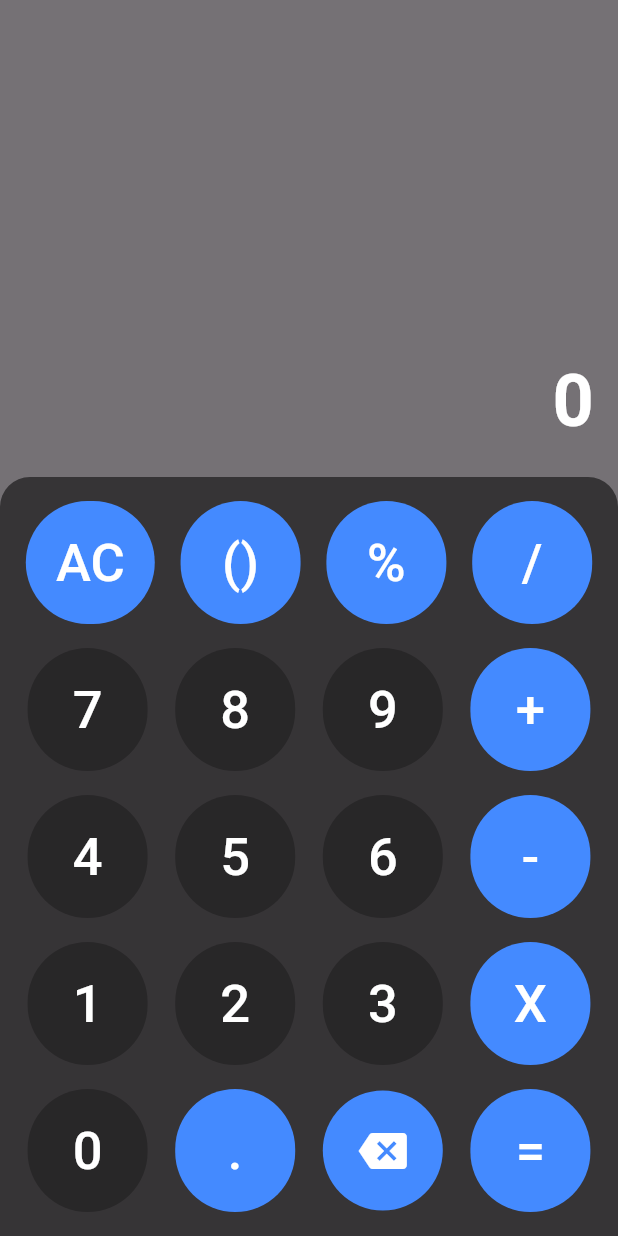
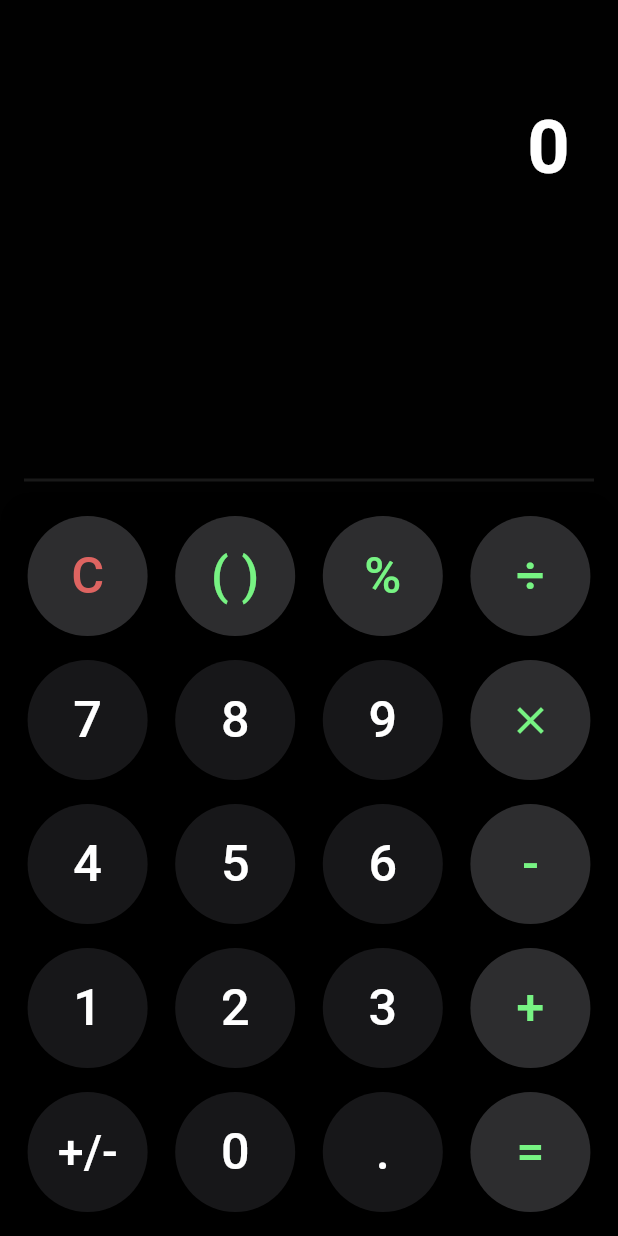
Before and after one commit to dchaitu/calculatorApp, a Flutter app: the screen it shows after launch, on a phone screen of 412 x 824 dp. Run offline on Flutter 3.47's test engine with Material 3 defaults, Android fonts, the phone set to English and light mode, and no system bars.

Commit message:
"Adding new keys (Backspace, +/-)"

```diff
--- a/lib/main.dart
+++ b/lib/main.dart
@@ -29,6 +29,7 @@ class _TextFieldWidgetState extends State<TextFieldWidget> {
   String num2 = "";
   String operand = "";
   String history = "";
+  String userInput = "";
 
 
   Widget calculatorButtons()
@@ -45,13 +46,12 @@ class _TextFieldWidgetState extends State<TextFieldWidget> {
   }
 
   void Function()? buttonOnClick(String value) {
-    print(value);
     if (value=="B")
       {
         delete();
         return null;
       }
-    if (value=="AC")
+    if (value=="C")
       {
         allClear();
         return null;
@@ -81,16 +81,24 @@ class _TextFieldWidgetState extends State<TextFieldWidget> {
       {
         return null;
       }
+    if (operand =="+/-")
+      {
+        if(num1[0]!='-')
+          num1 = '-'+num1;
+        else
+          num1 = num1.substring(1);
+      }
+
     final parseNum1 = double.parse(num1);
     final parseNum2 = double.parse(num2);
-    var result = 0.0;
+    double result = 0.0;
     var historyString='';
 
     switch (operand)
         {
-      case 'X':
+      case 'x':
+        print(parseNum1.toString() + parseNum2.toString());
         result = parseNum1*parseNum2;
-
         break;
 
       case '+':
@@ -101,19 +109,25 @@ class _TextFieldWidgetState extends State<TextFieldWidget> {
         result = parseNum1-parseNum2;
         break;
 
-      case '/':
+      case '÷':
         result = parseNum1/parseNum2;
         break;
+
       default:
         break;
 
     }
     historyString = '$num1$operand$num2';
-    print(historyString);
 
 
     setState(() {
-  num1=result.toString();
+  num1=result.toStringAsFixed(2).toString();
+  print(num1);
+  if(num1.endsWith(".00"))
+  {num1 = num1.substring(0, num1.length - 3);}
+  if(num1.endsWith("0"))
+  {num1 = num1.substring(0, num1.length - 1);}
+
   operand='';
   num2='';
   history=historyString;
@@ -213,78 +227,113 @@ class _TextFieldWidgetState extends State<TextFieldWidget> {
 
   Widget button(String text, Color bgColor, Color txtColor, void Function()? onPressed)
   {
-    return Container(
+    return SizedBox(
+      height:80,
+      width: 80,
+      child: Container(
         padding:const EdgeInsets.all(8),
-      margin: const EdgeInsets.all(8),
         decoration:BoxDecoration(
             color:bgColor,
             borderRadius:BorderRadius.circular(100)
         ),
         child: TextButton(onPressed: onPressed,
+            child: FittedBox(
+              fit: BoxFit.scaleDown,
               child: Text(text.toString(),
                 style: TextStyle(color: txtColor, fontSize: 35),
+              ),
             )
+        ),
       ),
     );
 
   }
 
-  Widget backspaceIconButton(Color bgColor, Color txtColor, void Function()? onPressed)
+  Widget iconButton(IconData icon, Color bgColor, Color txtColor, void Function()? onPressed)
   {
-    return Container(
+    return SizedBox(
       height:80,
       width: 80,
+      child: Container(
+
         padding:const EdgeInsets.all(8),
-      margin: const EdgeInsets.all(8),
         decoration:BoxDecoration(
             color:bgColor,
             borderRadius:BorderRadius.circular(100)
         ),
         child: IconButton(onPressed: onPressed,
-          color:Colors.white,
-        icon: const Icon(Icons.backspace),
-          iconSize:32,
+            color:txtColor,
+          icon: Icon(icon),
+            iconSize:30,
             )
 
+      ),
     );
 
   }
 
   List<Widget> allButtons()
   {
-    const nums = ["AC","()", "%",'/',7,8,9,'+',4,5,6,'-',1,2,3 ,'X',0,'.','B','=' ];
+    const nums = ["C","( )", "%","÷",7,8,9,"x",4,5,6,"-",1,2,3,'+',"+/-",0,".","="];
     List<Widget> buttons = [];
     List<Widget> numpad = [];
-
     for(int i=0;i<nums.length;i++) {
       {
         Color txtColor = Colors.white;
-        Color bgColor = Colors.black26;
+        Color bgColor = Color(0xff171719);
+        // #DE6461
+        if(nums[i]=="C")
+          {
+            Color bgColor = Color(0xff2D2D2F);
+            Color txtColor = Color(0xffDE6461);
+            Widget newButton = button(nums[i].toString(),bgColor,txtColor,()=>buttonOnClick(nums[i].toString()));
+            buttons.add(newButton);
+          }
 
         if(nums[i]=='B')
         {
           Color bgColor = Colors.blueAccent;
-          Widget newButton = backspaceIconButton(bgColor,txtColor,()=>buttonOnClick(nums[i].toString()));
+          Widget newButton = iconButton(Icons.backspace,bgColor,txtColor,()=>buttonOnClick(nums[i].toString()));
+          buttons.add(newButton);
+        }
+        if(nums[i]=='x')
+        {
+          Color bgColor = Color(0xff2D2D2F);
+          Color txtColor = Color(0xff77f383);
+          Widget newButton = iconButton(Icons.close ,bgColor,txtColor,()=>buttonOnClick(nums[i].toString()));
+          buttons.add(newButton);
+        }
+        if(nums[i]=="+/-"|| nums[i]==".")
+          {
+            Widget newButton =  button(nums[i].toString(),bgColor,txtColor,()=>buttonOnClick(nums[i].toString()));
             buttons.add(newButton);
           }
 
-        else if(nums[i] is String)
+
+        else if(nums[i] is String &&(nums[i]!="+/-"&& nums[i]!="."&& nums[i]!="x" &&nums[i]!="C"))
         {
-          Color bgColor = Colors.blueAccent;
+          Color bgColor = Color(0xff2D2D2F);
+          Color txtColor = Color(0xff77f383);
           Widget newButton = button(nums[i].toString(),bgColor,txtColor,()=>buttonOnClick(nums[i].toString()));
           buttons.add(newButton);
         }
 
-        else{
+        else if(nums[i] is int){
           Widget newButton =  button(nums[i].toString(),bgColor,txtColor,()=>buttonOnClick(nums[i].toString()));
           buttons.add(newButton);
         }
 
         if ((i+1)%4==0)
         {
-          numpad.add(Row(
+          numpad.add(
+              Row(
               mainAxisAlignment: MainAxisAlignment.spaceEvenly,
-              children: buttons));
+              children: buttons.map((button) => Padding(
+                  padding: const EdgeInsets.symmetric(horizontal: 8, vertical: 8),
+                  child: button)).toList()
+
+            )
+          );
           buttons=[];
         }
       }
@@ -302,7 +351,7 @@ class _TextFieldWidgetState extends State<TextFieldWidget> {
         child: Container(
 
           decoration: const BoxDecoration(
-            color: Colors.black54,
+            color: Color(0xff010101),
 
           ),
           child: Column(
@@ -310,35 +359,49 @@ class _TextFieldWidgetState extends State<TextFieldWidget> {
             children: [
 
               Expanded(
+                flex: 1,
+                child: Padding(
+                  padding: const EdgeInsets.symmetric(horizontal: 16),
                   child: Column(
-                  mainAxisAlignment:MainAxisAlignment.end,
+                    mainAxisAlignment:MainAxisAlignment.start,
                     children: [
                       Container(
-                        alignment: Alignment.bottomRight,
-                        padding: const EdgeInsets.all(16),
+                          alignment: Alignment.topRight,
                           child: Text(history.isEmpty?"":history,
                             textAlign: TextAlign.start,
-                          style: const TextStyle(
-                              fontWeight:FontWeight.bold,
-                              color: Colors.white,
-                              fontSize: 32
+                            style: TextStyle(
+                                color: Colors.white.withOpacity(0.6),
+                                fontSize: screenSize.width * 0.08,
                             ),
                           )
                       ),
                       Container(
-                        alignment: Alignment.bottomRight,
+                          alignment: Alignment.topRight,
                           padding: const EdgeInsets.all(16),
                           child: Text("$num1$operand$num2".isEmpty?"0":"$num1$operand$num2",
                             textAlign: TextAlign.start,
-                          style: const TextStyle(
+                            style: TextStyle(
                                 fontWeight:FontWeight.bold,
                                 color: Colors.white,
-                              fontSize: 48
+                              fontSize: screenSize.width * 0.12,
                             ),
                           )
                       ),
                     ],
                   ),
+                ),
+              ),
+
+
+              Expanded(
+                flex: 2,
+                child: Column(
+                  mainAxisAlignment: MainAxisAlignment.end,
+                  children: [
+                    const Padding(
+                      padding: EdgeInsets.symmetric(horizontal: 16),
+                      child: Divider(thickness:2,
+                          color: Color(0xff191919)),
                     ),
                     Container(
                       decoration: const BoxDecoration(
@@ -346,6 +409,10 @@ class _TextFieldWidgetState extends State<TextFieldWidget> {
                           borderRadius: BorderRadius.vertical(top: Radius.circular(20))),
                       child: calculatorButtons(),
                     )
+                  ],
+                ),
+              ),
+
               ]
               ),
         )
```
Lines whose indentation alone changed are shown as unchanged.
